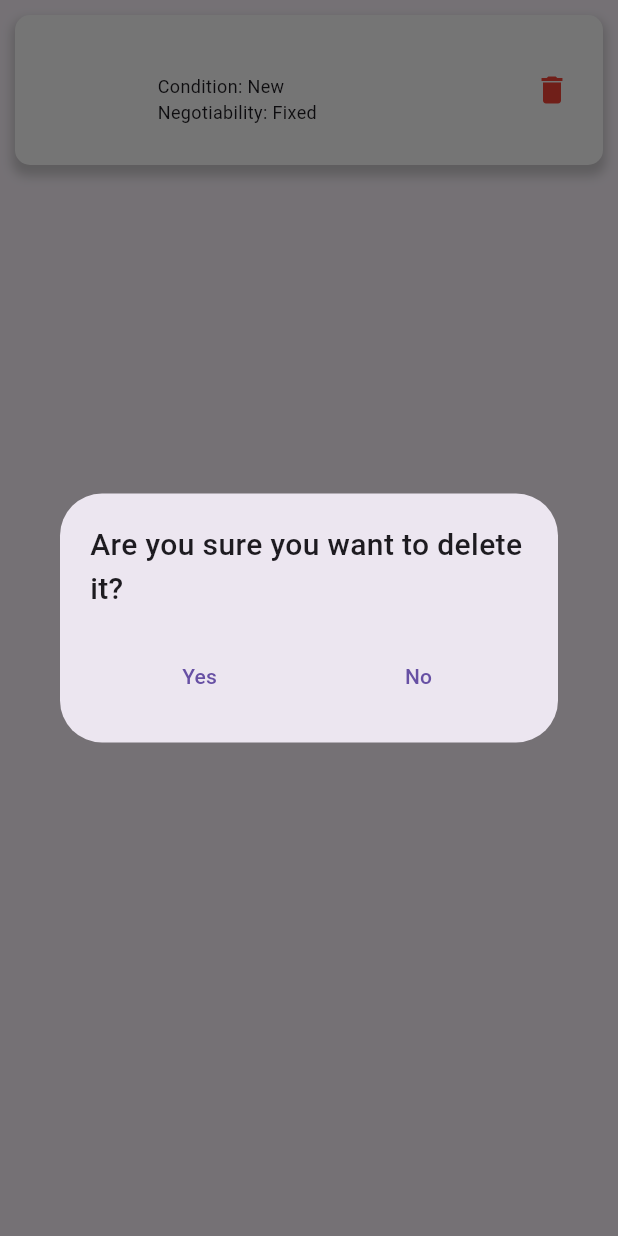
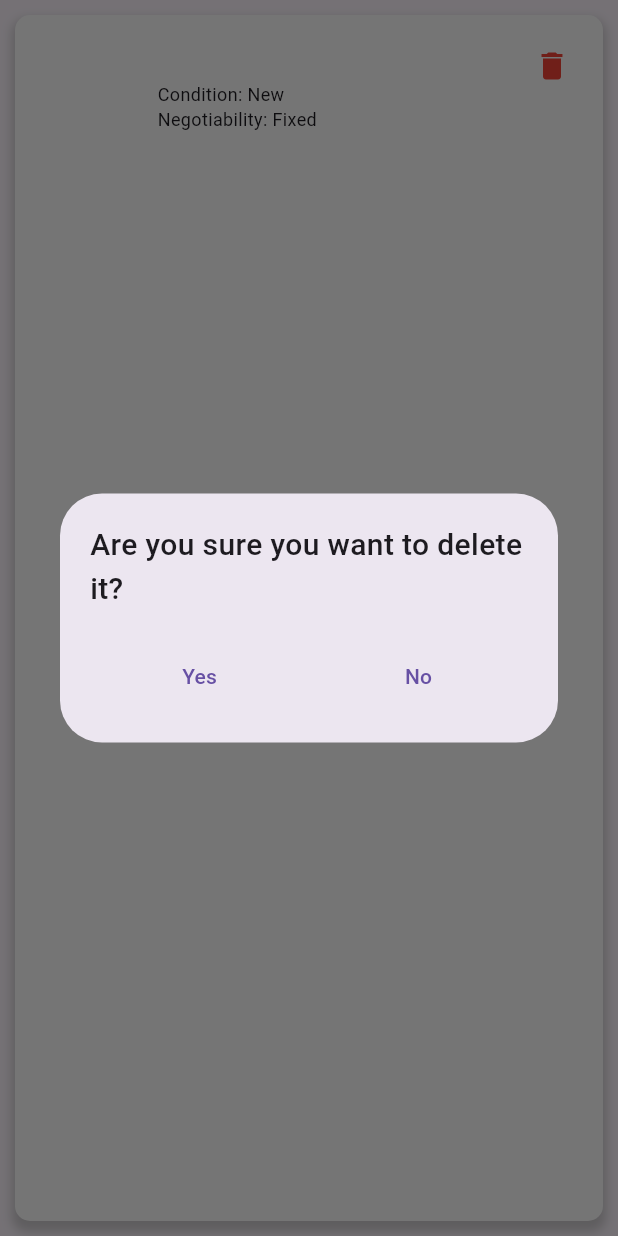
Before and after one commit to Aabhan/BookLoop, a Flutter app: the AdminProductCard widget shown alone on an empty page, opened directly with empty values, after a tap on the "delete" icon, on a phone screen of 412 x 824 dp. Run offline on Flutter 3.47's test engine with Material 3 defaults, Android fonts, the light colour scheme and no system bars; our stand-ins replace floating_bottom_navigation_bar, flutter_rating_bar, get, image_picker, shared_preferences; missing offline and left inert: dart:ffi, khalti_flutter; accounts and stored records are empty; network calls fail.

Commit message:
Admin Product Card UI

```diff
--- a/lib/app/components/admin_product_card.dart
+++ b/lib/app/components/admin_product_card.dart
@@ -6,12 +6,11 @@ import 'package:get/get.dart';
 
 class AdminProductCard extends StatelessWidget {
   final Product product;
-  const AdminProductCard({super.key, required this.product});
+  const AdminProductCard({Key? key, required this.product}) : super(key: key);
 
   @override
   Widget build(BuildContext context) {
     return Container(
-      height: 100,
       margin: const EdgeInsets.all(10),
       padding: const EdgeInsets.all(10),
       decoration: BoxDecoration(
@@ -24,18 +23,23 @@ class AdminProductCard extends StatelessWidget {
             offset: const Offset(0, 5), // changes position of shadow
           ),
         ],
-          borderRadius: BorderRadius.circular(10)),
+        borderRadius: BorderRadius.circular(10),
+      ),
       child: Row(
+        crossAxisAlignment: CrossAxisAlignment.start,
         children: [
-          Image.network(
+          ClipRRect(
+            borderRadius: BorderRadius.circular(8),
+            child: Image.network(
               getImageUrl(product.imageUrl),
               width: 75,
+              height: 75,
               fit: BoxFit.cover,
             ),
-          const SizedBox(
-            width: 10,
           ),
-          Column(
+          const SizedBox(width: 10),
+          Expanded(
+            child: Column(
               crossAxisAlignment: CrossAxisAlignment.start,
               children: [
                 Text(
@@ -46,33 +50,36 @@ class AdminProductCard extends StatelessWidget {
                     overflow: TextOverflow.ellipsis,
                   ),
                 ),
+                const SizedBox(height: 5),
                 Text(
                   'Condition: ${product.isOld == '1' ? 'Old' : 'New'}',
                   style: const TextStyle(
-                  fontSize: 12, // Adjust font size as needed
+                    fontSize: 12,
                   ),
                 ),
                 Text(
                   'Negotiability: ${product.isNegotiable == '1' ? 'Negotiable' : 'Fixed'}',
                   style: const TextStyle(
-                  fontSize: 12, // Adjust font size as needed
+                    fontSize: 12,
                   ),
                 ),
               ],
             ),
-          const Spacer(),
+          ),
           IconButton(
             onPressed: () {
               showDialog(
                 context: context,
                 builder: (context) => DeleteProductDialog(
                   productId: product.productId ?? '',
-                        ));
+                ),
+              );
             },
             icon: const Icon(
               Icons.delete,
               color: Colors.red,
-              ))
+            ),
+          ),
         ],
       ),
     );
```
Lines whose indentation alone changed are shown as unchanged.
